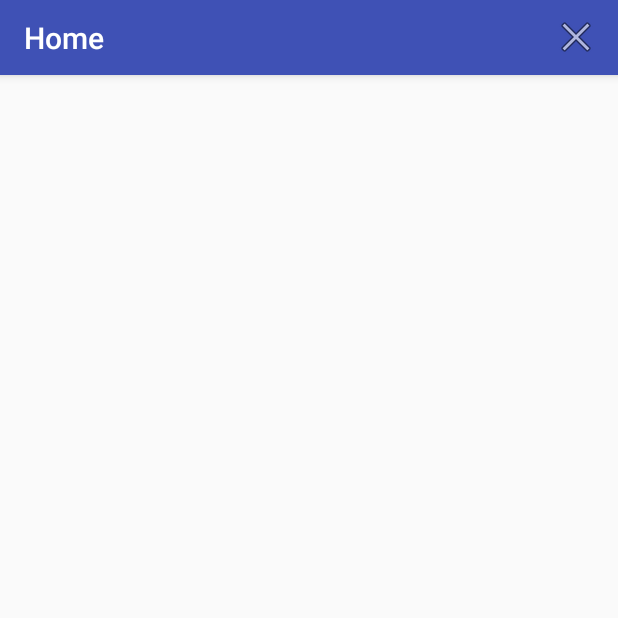
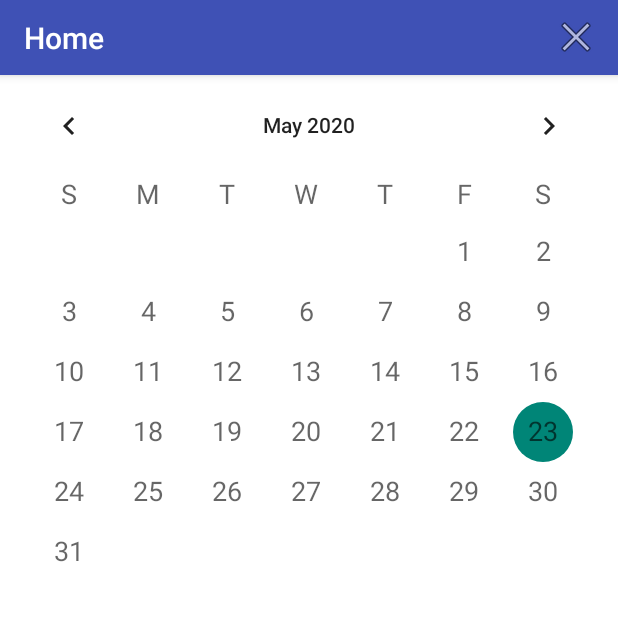
Before and after one commit to darkshadowultimate/weekplanning, an Android app: the screen it shows after launch once a user with an empty profile is signed in (MainActivity), on a phone screen of 412 x 824 dp, the top half of it. Run offline under Robolectric (Android 15) with nearby library versions, the phone set to English and light mode, and no system bars; our stand-ins replace Firebase (no records; nobody signed in at launch, a user with empty details on screens opened directly).

Commit message:
- Add CalendarView to android project (just the xml)

```diff
--- a/app/src/main/java/it/unindubria/pdm/weekplanning/MainActivity.java
+++ b/app/src/main/java/it/unindubria/pdm/weekplanning/MainActivity.java
@@ -5,11 +5,16 @@ import android.os.Bundle;
 import android.view.Menu;
 import android.support.v7.widget.Toolbar;
 import android.view.MenuItem;
+import android.widget.CalendarView;
 
 import com.google.firebase.auth.FirebaseAuth;
 
 public class MainActivity extends AppCompatActivity {
 
+    // UI elements
+    private CalendarView calendar;
+
+    // Helpers & Others
     private Helper helper = new Helper();
 
     @Override
@@ -34,6 +39,19 @@ public class MainActivity extends AppCompatActivity {
 
         Toolbar toolbar = (Toolbar) findViewById(R.id.custom_toolbar);
         setSupportActionBar(toolbar);
+
+        calendar = (CalendarView) findViewById(R.id.calendar);
+        setListernerCalendarView();
+    }
+
+    private void setListernerCalendarView() {
+        calendar.setOnDateChangeListener(new CalendarView.OnDateChangeListener() {
+
+            @Override
+            public void onSelectedDayChange(CalendarView view, int year, int month, int dayOfMonth) {
+                helper.displayWithToast(MainActivity.this, R.string.mainactivity_click_calendar);
+            }
+        });
     }
 
     @Override
--- a/app/src/main/res/layout/activity_main.xml
+++ b/app/src/main/res/layout/activity_main.xml
@@ -5,10 +5,21 @@
     android:layout_width="match_parent"
     android:layout_height="match_parent"
     android:theme="@style/Theme.AppCompat.Light.NoActionBar"
+    android:background="#000000"
+    android:orientation="vertical"
     tools:context=".MainActivity">
 
     <include
         android:id="@+id/custom_toolbar"
         layout="@layout/toolbar" />
 
+    <CalendarView
+        android:id="@+id/calendar"
+        android:background="#ffffff"
+        android:layout_width="match_parent"
+        android:layout_height="match_parent"
+        android:weekDayTextAppearance="@style/Base.TextAppearance.AppCompat.Medium"
+        android:dateTextAppearance="@style/Base.TextAppearance.AppCompat.Medium"
+        android:minHeight="300dp" />
+
 </LinearLayout>
--- a/app/src/main/res/values/strings.xml
+++ b/app/src/main/res/values/strings.xml
@@ -25,4 +25,7 @@
     <string name="signup_button_text">CREATE ACCOUNT</string>
     <string name="login_link_text">Login into your account</string>
 
+    <!-- MainActivity -->
+    <string name="mainactivity_click_calendar">You\'ve clicked on the day</string>
+
 </resources>
```
